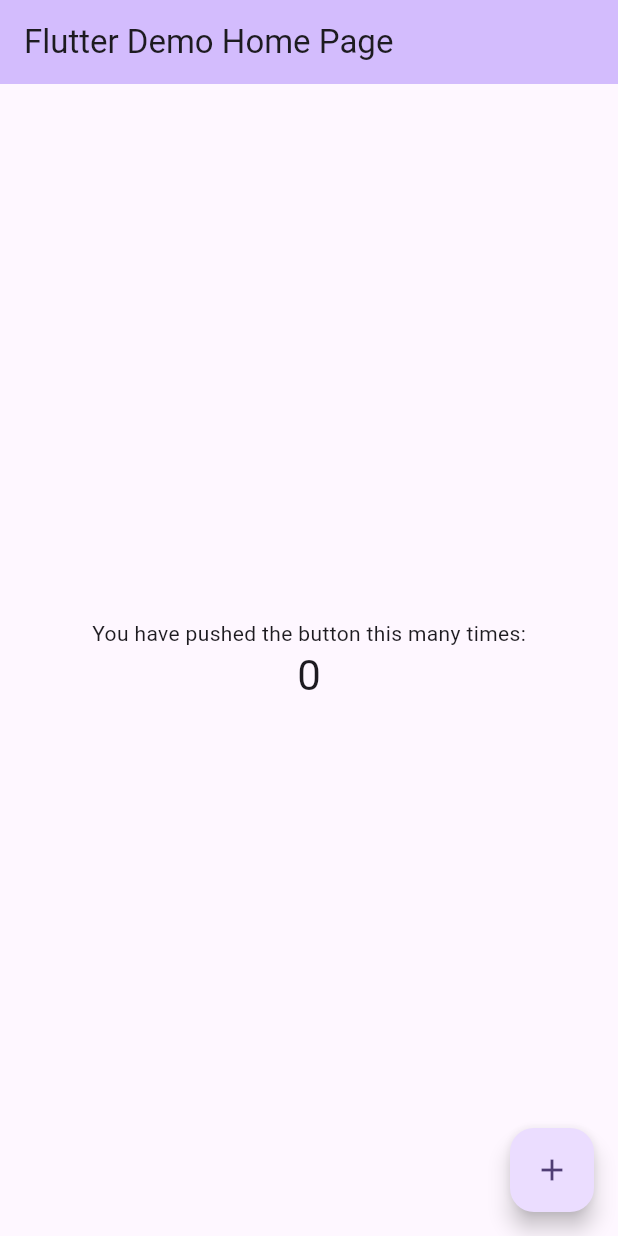
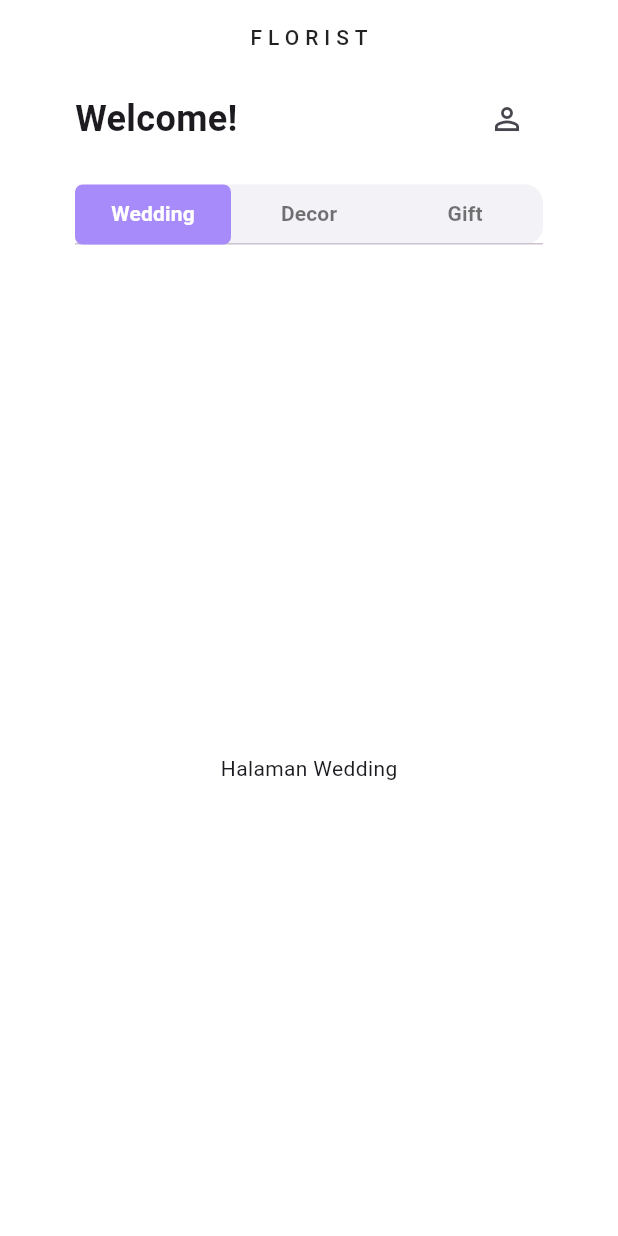
Before and after one commit to aureliazahra/uuk-sems3-flutternav, a Flutter app: the screen it shows after launch, on a phone screen of 412 x 824 dp. Run offline on Flutter 3.47's test engine with Material 3 defaults, Android fonts, the phone set to English and light mode, and no system bars.

Commit message:
appbar homepage

```diff
--- a/lib/main.dart
+++ b/lib/main.dart
@@ -1,4 +1,5 @@
 import 'package:flutter/material.dart';
+import 'package:uuk_sems3/pages/homepage_.dart';
 
 void main() {
   runApp(const MyApp());
@@ -14,54 +15,8 @@ class MyApp extends StatelessWidget {
       theme: ThemeData(
         colorScheme: ColorScheme.fromSeed(seedColor: Colors.deepPurple),
       ),
-      home: const MyHomePage(title: 'Flutter Demo Home Page'),
+      debugShowCheckedModeBanner: false,
+      home: HomePage(),
     );
   }
 }
-
-class MyHomePage extends StatefulWidget {
-  const MyHomePage({super.key, required this.title});
-
-  final String title;
-
-  @override
-  State<MyHomePage> createState() => _MyHomePageState();
-}
-
-class _MyHomePageState extends State<MyHomePage> {
-  int _counter = 0;
-
-  void _incrementCounter() {
-    setState(() {
-      _counter++;
-    });
-  }
-
-  @override
-  Widget build(BuildContext context) {
-    return Scaffold(
-      appBar: AppBar(
-        backgroundColor: Theme.of(context).colorScheme.inversePrimary,
-
-        title: Text(widget.title),
-      ),
-      body: Center(
-        child: Column(
-          mainAxisAlignment: MainAxisAlignment.center,
-          children: <Widget>[
-            const Text('You have pushed the button this many times:'),
-            Text(
-              '$_counter',
-              style: Theme.of(context).textTheme.headlineMedium,
-            ),
-          ],
-        ),
-      ),
-      floatingActionButton: FloatingActionButton(
-        onPressed: _incrementCounter,
-        tooltip: 'Increment',
-        child: const Icon(Icons.add),
-      ),
-    );
-  }
-}
--- a/lib/pages/homepage_.dart
+++ b/lib/pages/homepage_.dart
@@ -0,0 +1,139 @@
+import 'package:flutter/material.dart';
+
+class HomePage extends StatefulWidget {
+  const HomePage({super.key});
+
+  @override
+  State<HomePage> createState() => _HomePageState();
+}
+
+class _HomePageState extends State<HomePage>
+    with SingleTickerProviderStateMixin {
+  late TabController _tabController;
+
+  @override
+
+  void initState() {
+    super.initState();
+    _tabController = TabController(length: 3, vsync: this);
+  }
+
+  @override
+  void dispose() {
+    _tabController.dispose();
+    super.dispose();
+  }
+
+  @override
+  Widget build(BuildContext context) {
+    return Scaffold(
+      backgroundColor: Colors.white,
+      appBar: PreferredSize(
+        preferredSize: const Size.fromHeight(200),
+        child: SafeArea(
+          child: Padding(
+            padding: const EdgeInsets.symmetric(horizontal: 50, vertical: 15),
+            child: Column(
+              crossAxisAlignment: CrossAxisAlignment.start,
+              children: [
+                // Bar atas: teks FLORIST + ikon profil
+                Row(
+                  mainAxisAlignment: MainAxisAlignment.center,
+                  children: [
+                    const Text(
+                      "FLORIST",
+                      style: TextStyle(
+                        letterSpacing: 4,
+                        fontWeight: FontWeight.w500,
+                        color: Colors.black87,
+                      ),
+                    ),
+                  ],
+                ),
+
+                const SizedBox(height: 20),
+
+                // Tulisan Welcome!
+                Row(
+                  mainAxisAlignment: MainAxisAlignment.spaceBetween,
+                  children: [
+                    const Text(
+                      "Welcome!",
+                      style: TextStyle(
+                        fontSize: 24,
+                        fontWeight: FontWeight.bold,
+                      ),
+                    ),
+                    IconButton(
+                      icon: const Icon(Icons.person_outline),
+                      onPressed: () {
+                        // navigasi ke halaman profil
+                        // Navigator.pushNamed(context, '/profile');
+                      },
+                    ),
+                  ],
+                ),
+
+                const SizedBox(height: 20),
+                // Tab bar: Wedding / Decor / Gift
+                Container(
+                  height: 40,
+                  width: double.infinity,
+                  decoration: BoxDecoration(
+                    color: const Color(0xfff3f2f7),
+                    borderRadius: BorderRadius.circular(12),
+                  ),
+                  child: TabBar(
+                    indicatorSize: TabBarIndicatorSize.tab,
+                    controller: _tabController,
+                    isScrollable: false,
+                    indicator: BoxDecoration(
+                      color: const Color(0xffa78bfa), // warna ungu lembut
+                      borderRadius: BorderRadius.circular(5),
+                    ),
+                    labelColor: Colors.white,
+                    unselectedLabelColor: Colors.black54,
+                    labelStyle: const TextStyle(fontWeight: FontWeight.w600),
+                    tabs: [
+                      Tab(child: Row(
+                        mainAxisAlignment: MainAxisAlignment.center,
+                        children: [
+                          const Text("Wedding"),
+                        ],
+                      ),
+                      ),
+                      Tab(child: Row(
+                        mainAxisAlignment: MainAxisAlignment.center,
+                        children: [
+                          const Text("Decor"),
+                        ],
+                      ),
+                      ),
+                      Tab(child: Row(
+                        mainAxisAlignment: MainAxisAlignment.center,
+                        children: [
+                          const Text("Gift"),
+                        ],
+                      ),
+                      ),
+                    ],
+                  ),
+                ),
+              ],
+            ),
+          ),
+        ),
+      ),
+
+      // Isi konten tab
+      body: TabBarView(
+        controller: _tabController,
+        children: const [
+          Center(child: Text("Halaman Wedding")),
+          Center(child: Text("Halaman Decor")),
+          Center(child: Text("Halaman Gift")),
+        ],
+      ),
+    );
+  }
+}
```
